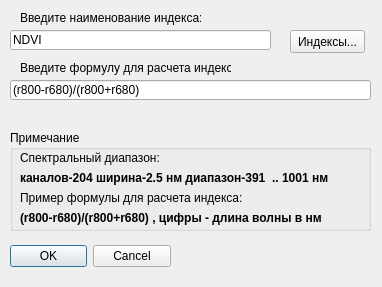
Lodinn/Gelion, file inputindexdlg.ui: the form before one commit.
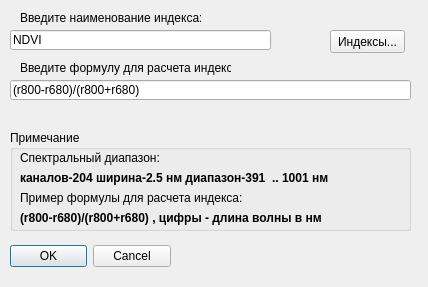
The form after the commit.

Diff of the .ui file:
```diff
--- a/inputindexdlg.ui
+++ b/inputindexdlg.ui
@@ -6,7 +6,7 @@
    <rect>
     <x>0</x>
     <y>0</y>
-    <width>382</width>
+    <width>428</width>
     <height>287</height>
    </rect>
   </property>
@@ -47,7 +47,7 @@
     <rect>
      <x>10</x>
      <y>80</y>
-     <width>361</width>
+     <width>401</width>
      <height>20</height>
     </rect>
    </property>
@@ -60,7 +60,7 @@
     <rect>
      <x>10</x>
      <y>130</y>
-     <width>361</width>
+     <width>401</width>
      <height>101</height>
     </rect>
    </property>
@@ -85,7 +85,7 @@
      <rect>
       <x>10</x>
       <y>40</y>
-      <width>341</width>
+      <width>391</width>
       <height>16</height>
      </rect>
     </property>
@@ -117,7 +117,7 @@
      <rect>
       <x>10</x>
       <y>80</y>
-      <width>351</width>
+      <width>381</width>
       <height>16</height>
      </rect>
     </property>
@@ -161,7 +161,7 @@
   <widget class="QPushButton" name="pushButtonIndexes">
    <property name="geometry">
     <rect>
-     <x>290</x>
+     <x>330</x>
      <y>30</y>
      <width>75</width>
      <height>23</height>
```
